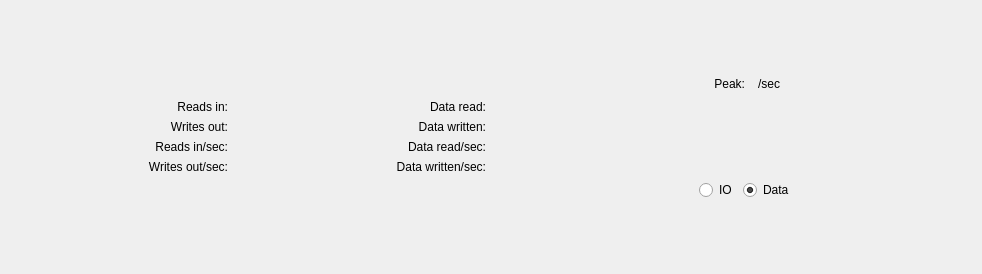
Above: Under Construction/Activity Monitor.app/Resources/activity_monitor/ui/tab_disk_activity.ui from helloSystem/Utilities before the change. Below: the same form after it.
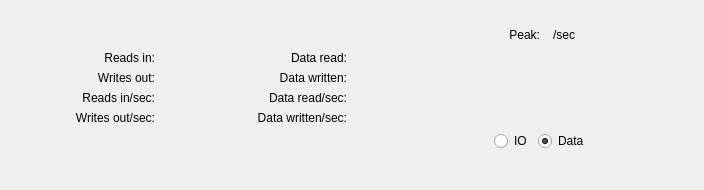
That is the form after the change. Custom widgets are drawn as their Qt base class.

```diff
--- a/Under Construction/Activity Monitor.app/Resources/activity_monitor/ui/tab_disk_activity.ui
+++ b/Under Construction/Activity Monitor.app/Resources/activity_monitor/ui/tab_disk_activity.ui
@@ -6,8 +6,8 @@
    <rect>
     <x>0</x>
     <y>0</y>
-    <width>982</width>
-    <height>274</height>
+       <width>704</width>
+       <height>190</height>
    </rect>
   </property>
   <property name="windowTitle">
@@ -21,13 +21,13 @@
   </property>
   <layout class="QVBoxLayout" name="verticalLayout_2">
    <property name="leftMargin">
-    <number>0</number>
+       <number>13</number>
    </property>
    <property name="topMargin">
-    <number>0</number>
+       <number>25</number>
    </property>
    <property name="rightMargin">
-    <number>0</number>
+       <number>13</number>
    </property>
    <property name="bottomMargin">
     <number>0</number>
@@ -37,30 +37,8 @@
      <property name="spacing">
       <number>6</number>
      </property>
-     <item>
-      <spacer name="verticalSpacer_2">
-       <property name="orientation">
-        <enum>Qt::Vertical</enum>
-       </property>
-       <property name="sizeType">
-        <enum>QSizePolicy::MinimumExpanding</enum>
-       </property>
-       <property name="sizeHint" stdset="0">
-        <size>
-         <width>20</width>
-         <height>25</height>
-        </size>
-       </property>
-      </spacer>
-     </item>
      <item>
       <layout class="QGridLayout" name="gridLayout">
-       <property name="leftMargin">
-        <number>20</number>
-       </property>
-       <property name="rightMargin">
-        <number>20</number>
-       </property>
        <item row="0" column="0">
         <spacer name="horizontalSpacer_8">
          <property name="orientation">
```
Lines whose indentation alone changed are shown as unchanged.
